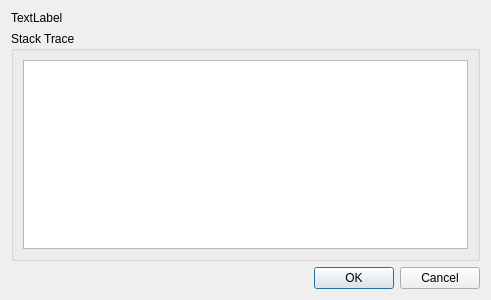
First picture: the form in src/Widget/src/TerminationDialog.ui, repository till213/SkyDolly, before the edit.
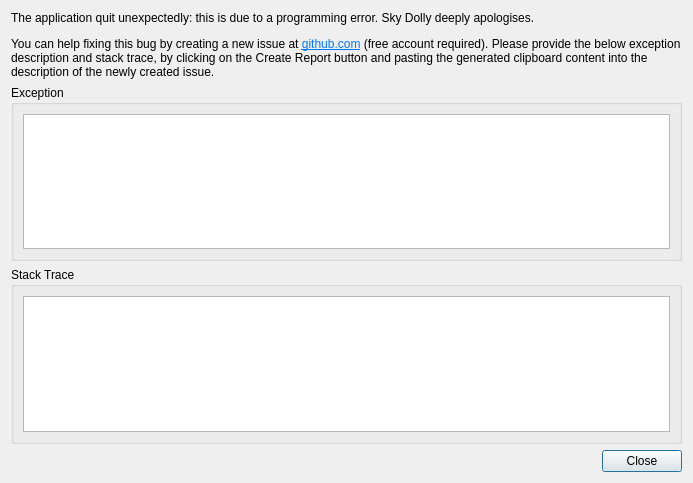
Second picture: the form after the edit.

Commit message: Add default description to exception dialog

What changed in the file:
```diff
--- a/src/Widget/src/TerminationDialog.ui
+++ b/src/Widget/src/TerminationDialog.ui
@@ -6,32 +6,50 @@
    <rect>
     <x>0</x>
     <y>0</y>
-    <width>491</width>
-    <height>300</height>
+    <width>693</width>
+    <height>483</height>
    </rect>
   </property>
   <property name="windowTitle">
    <string>Dialog</string>
   </property>
-  <layout class="QVBoxLayout" name="verticalLayout">
+  <layout class="QVBoxLayout" name="verticalLayout_3">
    <item>
-    <widget class="QLabel" name="exceptionLabel">
+    <widget class="QLabel" name="explanationLabel">
      <property name="text">
-      <string>TextLabel</string>
+      <string>&lt;html&gt;&lt;head/&gt;&lt;body&gt;&lt;p&gt;The application quit unexpectedly: this is due to a programming error. Sky Dolly deeply apologises.&lt;/p&gt;&lt;p&gt;You can help fixing this bug by creating a new issue at &lt;a href=&quot;https://github.com/till213/SkyDolly/issues&quot;&gt;&lt;span style=&quot; text-decoration: underline; color:#007af4;&quot;&gt;github.com&lt;/span&gt;&lt;/a&gt; (free account required). Please provide the below exception description and stack trace, by clicking on the Create Report button and pasting the generated clipboard content into the description of the newly created issue.&lt;/p&gt;&lt;/body&gt;&lt;/html&gt;</string>
+     </property>
+     <property name="textFormat">
+      <enum>Qt::RichText</enum>
+     </property>
+     <property name="wordWrap">
+      <bool>true</bool>
      </property>
      <property name="openExternalLinks">
       <bool>true</bool>
      </property>
     </widget>
    </item>
+   <item>
+    <widget class="QGroupBox" name="groupBox_2">
+     <property name="title">
+      <string>Exception</string>
+     </property>
+     <layout class="QVBoxLayout" name="verticalLayout_2">
+      <item>
+       <widget class="QPlainTextEdit" name="exceptionTextEdit"/>
+      </item>
+     </layout>
+    </widget>
+   </item>
    <item>
     <widget class="QGroupBox" name="groupBox">
      <property name="title">
       <string>Stack Trace</string>
      </property>
-     <layout class="QGridLayout" name="gridLayout">
-      <item row="0" column="0">
-       <widget class="QPlainTextEdit" name="stackTracePlainTextEdit">
+     <layout class="QVBoxLayout" name="verticalLayout">
+      <item>
+       <widget class="QPlainTextEdit" name="stackTraceTextEdit">
         <property name="undoRedoEnabled">
          <bool>false</bool>
         </property>
@@ -49,7 +67,7 @@
       <enum>Qt::Horizontal</enum>
      </property>
      <property name="standardButtons">
-      <set>QDialogButtonBox::Cancel|QDialogButtonBox::Ok</set>
+      <set>QDialogButtonBox::Close</set>
      </property>
     </widget>
    </item>
```
The commit also changes 5 other files.
